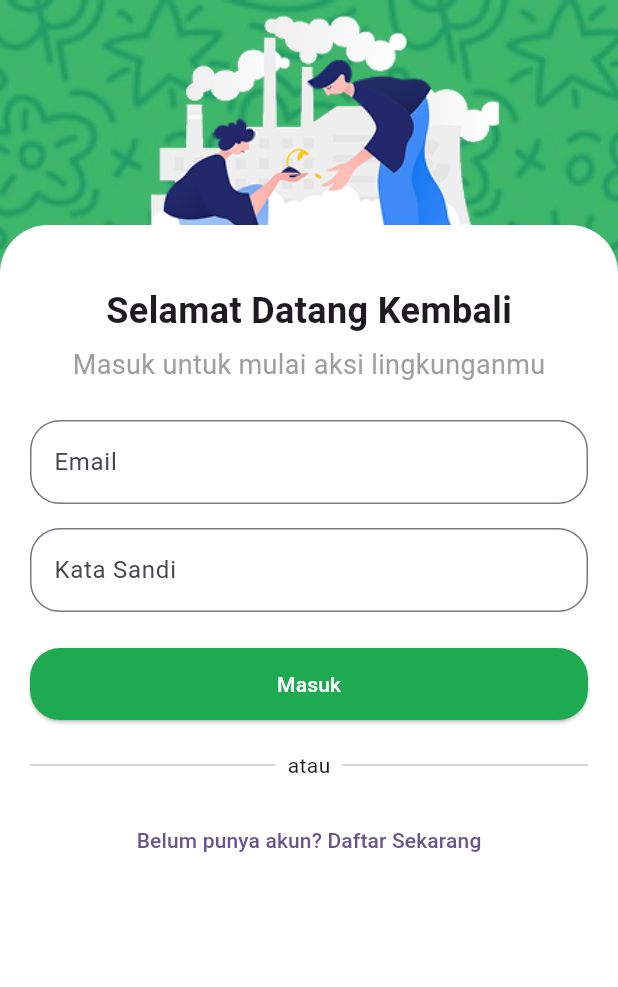
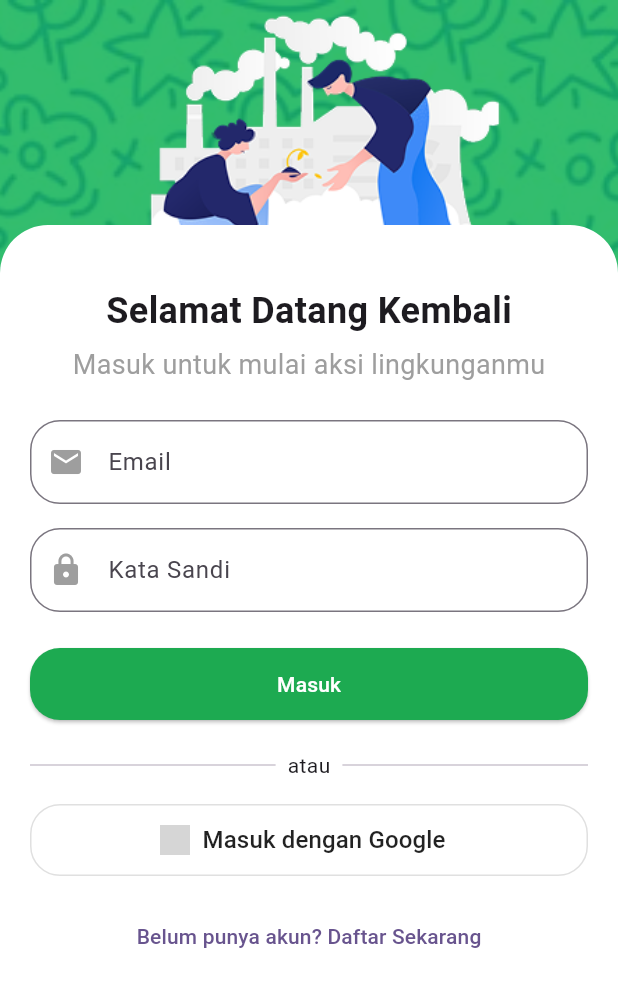
Before and after one commit to Hezkiel09/eduvogreen, a Flutter app: the screen it shows after launch, on a phone screen of 412 x 824 dp. Shown: the top 987 px of the screen. Run offline on Flutter 3.47's test engine with Material 3 defaults, Android fonts, the phone set to English and light mode, and no system bars; our stand-ins replace flutter_bloc, supabase_flutter; accounts and stored records are empty; grey boxes are pictures that could not be loaded.

Commit message:
Login google

```diff
--- /dev/null
+++ b/devtools_options.yaml
@@ -0,0 +1,3 @@
+description: This file stores settings for Dart & Flutter DevTools.
+documentation: https://docs.flutter.dev/tools/devtools/extensions#configure-extension-enablement-states
+extensions:
--- a/lib/auth/login_screen.dart
+++ b/lib/auth/login_screen.dart
@@ -71,7 +71,9 @@ class _LoginScreenState extends State<LoginScreen> {
           ),
 
           // GREEN OVERLAY
-          Container(color: const Color(0xFF1DAA51).withOpacity(0.85)),
+          Container(
+            color: const Color.fromARGB(255, 15, 178, 85).withOpacity(0.85),
+          ),
 
           SafeArea(
             bottom: false,
@@ -115,7 +117,6 @@ class _LoginScreenState extends State<LoginScreen> {
   /// WHITE CONTAINER LOGIN
   Widget _whiteLoginContainer() {
     return Container(
-      padding: const EdgeInsets.fromLTRB(20, 40, 20, 20),
       decoration: const BoxDecoration(
         color: Colors.white,
         borderRadius: BorderRadius.only(
@@ -123,6 +124,9 @@ class _LoginScreenState extends State<LoginScreen> {
           topRight: Radius.circular(32),
         ),
       ),
+
+      padding: const EdgeInsets.fromLTRB(20, 40, 20, 20),
+
       child: SingleChildScrollView(
         child: Column(
           children: [
@@ -144,6 +148,7 @@ class _LoginScreenState extends State<LoginScreen> {
               controller: emailController,
               decoration: InputDecoration(
                 labelText: 'Email',
+                prefixIcon: Icon(Icons.email, color: Colors.grey),
                 border: OutlineInputBorder(
                   borderRadius: BorderRadius.circular(20),
                 ),
@@ -157,6 +162,7 @@ class _LoginScreenState extends State<LoginScreen> {
               obscureText: true,
               decoration: InputDecoration(
                 labelText: 'Kata Sandi',
+                prefixIcon: Icon(Icons.lock, color: Colors.grey),
                 border: OutlineInputBorder(
                   borderRadius: BorderRadius.circular(20),
                 ),
@@ -201,6 +207,34 @@ class _LoginScreenState extends State<LoginScreen> {
 
             const SizedBox(height: 16),
 
+            // GOOGLE SIGN IN
+            SizedBox(
+              width: double.infinity,
+              height: 48,
+              child: OutlinedButton.icon(
+                icon: Image.asset('assets/icon-gg.png', height: 20),
+                label: const Text(
+                  'Masuk dengan Google',
+                  style: TextStyle(
+                    fontSize: 16,
+                    fontWeight: FontWeight.w500,
+                    color: Colors.black87,
+                  ),
+                ),
+                style: OutlinedButton.styleFrom(
+                  side: BorderSide(color: Colors.grey.shade300),
+                  shape: RoundedRectangleBorder(
+                    borderRadius: BorderRadius.circular(20),
+                  ),
+                ),
+                onPressed: () {
+                  // nanti logic Google Sign In di sini
+                },
+              ),
+            ),
+
+            const SizedBox(height: 16),
+
             TextButton(
               onPressed: () {
                 Navigator.push(
--- a/pubspec.yaml
+++ b/pubspec.yaml
@@ -35,6 +35,7 @@ dependencies:
   # Use with the CupertinoIcons class for iOS style icons.
   cupertino_icons: ^1.0.8
   supabase_flutter: ^2.12.0
+  flutter_bloc: ^9.1.1
 
 dev_dependencies:
   flutter_test:
```
Also changed, not shown: lib/cubit/auth_cubit.dart (added, +67 -0 lines), lib/data/models/user_model.dart (added, +20 -0 lines), pubspec.lock, 1 other file.
